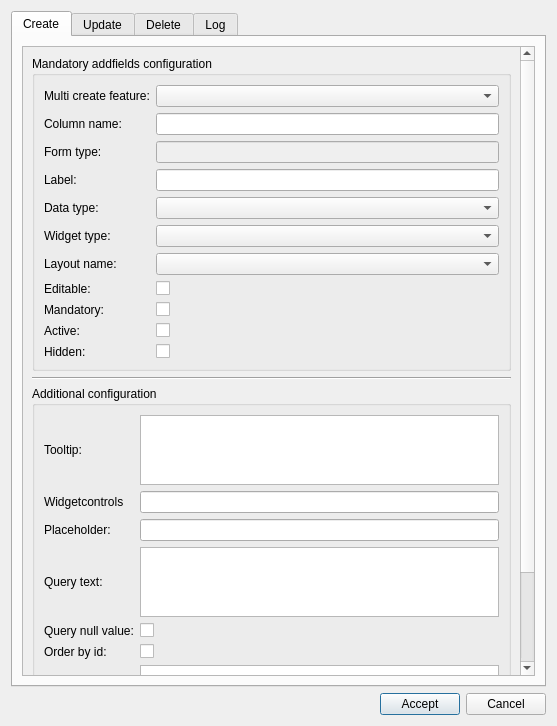
First picture: the form in core/ui/admin/admin_addfields.ui, repository Giswater/giswater_qgis_plugin, before the edit.
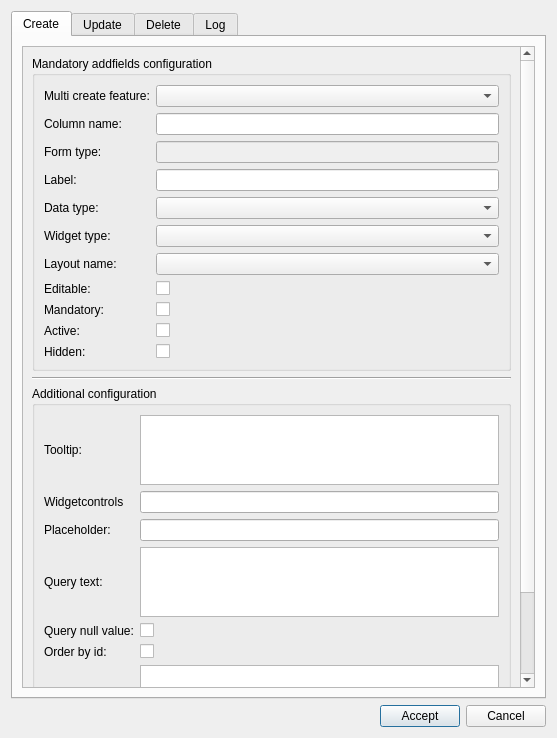
Second picture: the form after the edit.

Commit message: feat(admin.ui): reorder tab order

Diff of the .ui file:
```diff
--- a/core/ui/admin/admin_addfields.ui
+++ b/core/ui/admin/admin_addfields.ui
@@ -7,7 +7,7 @@
     <x>0</x>
     <y>0</y>
     <width>557</width>
-    <height>726</height>
+    <height>738</height>
    </rect>
   </property>
   <property name="windowTitle">
```
Left out of the diff: 6 changed lines with no effect on the pictures. The commit also changes 4 other files.
